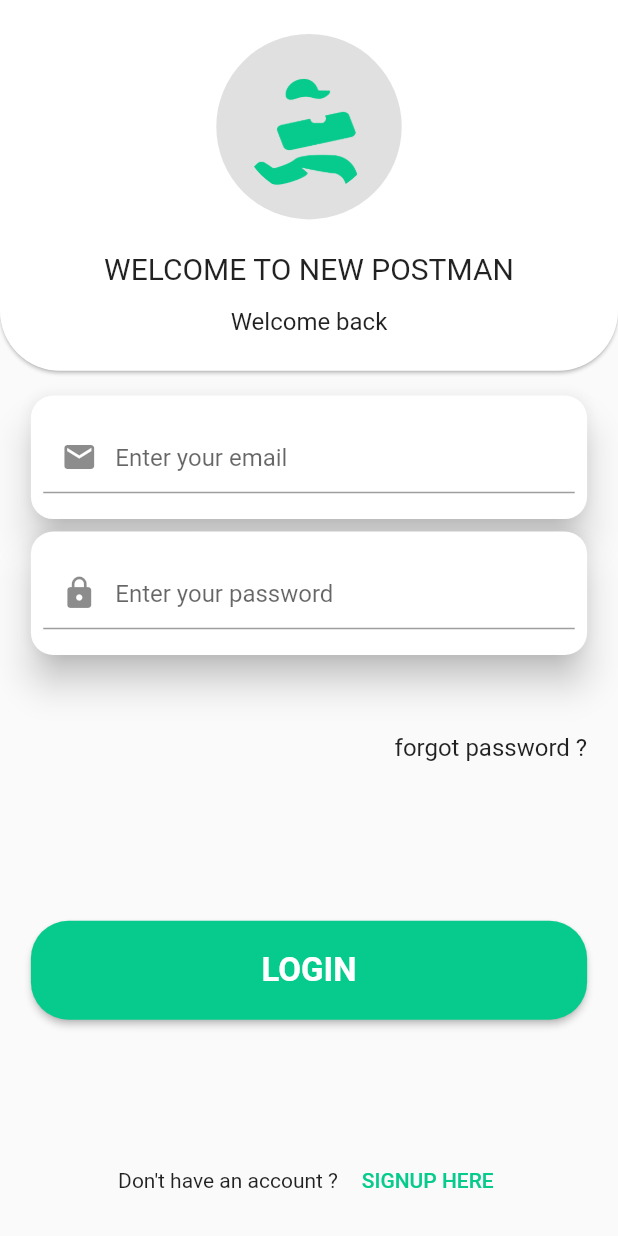
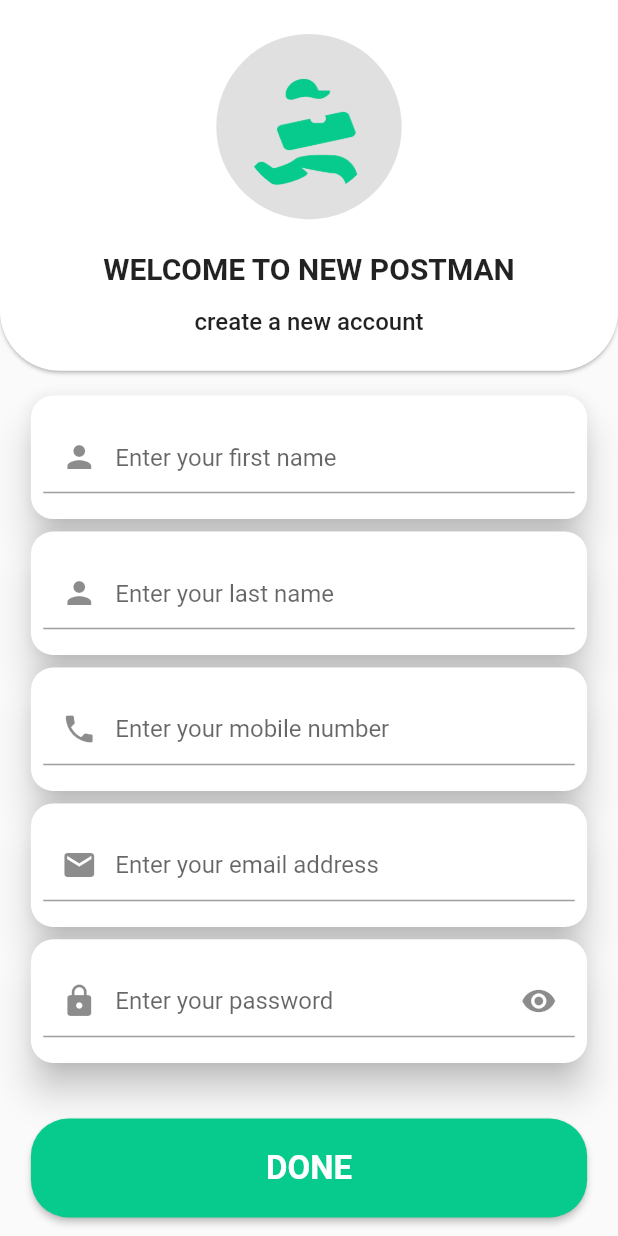
Before and after one commit to vitaprojects/Mobile-App, a Flutter app: the LoginPage screen opened directly, after a tap on "SIGNUP HERE", on a phone screen of 412 x 824 dp. Run offline on Flutter 3.47's test engine with Material 2 defaults, Android fonts, the phone set to English and light mode, and no system bars; drawn by our look-alikes of auto_size_text; our stand-ins replace flutter_swiper, get.

Commit message:
Sign up page added

```diff
--- a/lib/customWidgets/LoginFormField.dart
+++ b/lib/customWidgets/LoginFormField.dart
@@ -3,9 +3,14 @@ import 'package:flutter/material.dart';
 import '../globals.dart';
 
 class LoginFormField extends StatelessWidget {
-  const LoginFormField({this.icon, this.hintText});
+  const LoginFormField({
+    this.icon,
+    this.hintText,
+    this.isPassword,
+  });
   final IconData icon;
   final String hintText;
+  final bool isPassword;
 
   @override
   Widget build(BuildContext context) {
@@ -30,12 +35,20 @@ class LoginFormField extends StatelessWidget {
           horizontal: blockWidth * 2,
         ),
         child: TextFormField(
+          obscureText:
+              (isPassword != null && isPassword == true) ? true : false,
           textAlignVertical: TextAlignVertical.center,
           decoration: InputDecoration(
             hintText: hintText,
             prefixIcon: Icon(
               icon,
             ),
+            suffixIcon: (isPassword != null && isPassword == true)
+                ? IconButton(
+                    icon: Icon(Icons.remove_red_eye),
+                    onPressed: () {},
+                  )
+                : null,
             // suffixIcon: Icon(
             //   Icons.ac_unit,
             // ),
--- a/lib/customWidgets/WelcomeMessageCard.dart
+++ b/lib/customWidgets/WelcomeMessageCard.dart
@@ -75,6 +75,7 @@ class WelcomeMessageCard extends StatelessWidget {
                 title1.toUpperCase(),
                 style: TextStyle(
                   fontSize: 20,
+                  fontWeight: FontWeight.bold,
                 ),
                 minFontSize: 16,
               ),
@@ -87,6 +88,7 @@ class WelcomeMessageCard extends StatelessWidget {
                 title2,
                 style: TextStyle(
                   fontSize: 16,
+                  fontWeight: FontWeight.w500,
                 ),
                 minFontSize: 12,
               ),
--- a/lib/ui/LoginPage.dart
+++ b/lib/ui/LoginPage.dart
@@ -1,7 +1,9 @@
 import 'package:auto_size_text/auto_size_text.dart';
 import 'package:flutter/material.dart';
+import 'package:get/get.dart';
 import 'package:newpostman1/customWidgets/LoginFormField.dart';
 import 'package:newpostman1/customWidgets/WelcomeMessageCard.dart';
+import 'package:newpostman1/ui/SignUpPage.dart';
 
 import '../globals.dart';
 
@@ -144,6 +146,7 @@ class _LoginPageState extends State<LoginPage> {
                                     GestureDetector(
                                       onTap: () {
                                         //create new account
+                                        Get.to(SignUpPage());
                                       },
                                       child: Container(
                                           margin: EdgeInsets.only(
--- a/lib/ui/SignUpPage.dart
+++ b/lib/ui/SignUpPage.dart
@@ -1,4 +1,10 @@
+import 'package:auto_size_text/auto_size_text.dart';
 import 'package:flutter/material.dart';
+import 'package:newpostman1/customWidgets/LoginFormField.dart';
+import 'package:newpostman1/customWidgets/WelcomeMessageCard.dart';
+import 'package:newpostman1/customWidgets/WelcomeScreenButtons.dart';
+
+import '../globals.dart';
 
 class SignUpPage extends StatefulWidget {
   SignUpPage({Key key}) : super(key: key);
@@ -8,10 +14,118 @@ class SignUpPage extends StatefulWidget {
 }
 
 class _SignUpPageState extends State<SignUpPage> {
+  final double blockHeight = Globals.blockHeight;
+  final double blockWidth = Globals.blockWidth;
+
   @override
   Widget build(BuildContext context) {
     return SafeArea(
-      child: Scaffold(),
+      child: Scaffold(
+        body: SingleChildScrollView(
+          child: Stack(
+            children: [
+              Container(
+                height: blockHeight * 100,
+                width: blockWidth * 100,
+                // color: Colors.orange,
+              ),
+              Container(
+                height: blockHeight * 100,
+                width: blockWidth * 100,
+                // color: Colors.green,
+                alignment: Alignment.center,
+                child: Column(
+                  children: [
+                    WelcomeMessageCard(
+                      title1: "welcome to new postman",
+                      title2: "create a new account",
+                    ),
+                    SizedBox(
+                      height: blockHeight * 2,
+                    ),
+                    LoginFormField(
+                      hintText: "Enter your first name",
+                      icon: Icons.person,
+                    ),
+                    SizedBox(
+                      height: blockHeight * 1,
+                    ),
+                    LoginFormField(
+                      hintText: "Enter your last name",
+                      icon: Icons.person,
+                    ),
+                    SizedBox(
+                      height: blockHeight * 1,
+                    ),
+                    LoginFormField(
+                      hintText: "Enter your mobile number",
+                      icon: Icons.phone,
+                    ),
+                    SizedBox(
+                      height: blockHeight * 1,
+                    ),
+                    LoginFormField(
+                      hintText: "Enter your email address",
+                      icon: Icons.email,
+                    ),
+                    SizedBox(
+                      height: blockHeight * 1,
+                    ),
+                    LoginFormField(
+                      hintText: "Enter your password",
+                      icon: Icons.lock,
+                      isPassword: true,
+                    ),
+                    SizedBox(
+                      height: blockHeight * 3,
+                    ),
+                    Expanded(
+                        child: Container(
+                      // color: Colors.red,
+                      alignment: Alignment.center,
+                      child: Container(
+                        margin: EdgeInsets.symmetric(
+                          horizontal: blockWidth * 5,
+                        ),
+                        child: RaisedButton(
+                          shape: RoundedRectangleBorder(
+                              borderRadius: BorderRadius.circular(
+                            25,
+                          )),
+                          color: Globals.mainColor,
+                          padding: EdgeInsets.all(
+                            0,
+                          ),
+                          onPressed: () {},
+                          child: Container(
+                            height: blockHeight * 8,
+                            // color: Colors.green,
+                            alignment: Alignment.center,
+                            child: Container(
+                              height: blockHeight * 4,
+                              // color: Colors.redAccent,
+                              alignment: Alignment.center,
+                              child: AutoSizeText(
+                                "done".toUpperCase(),
+                                style: TextStyle(
+                                  color: Colors.white,
+                                  fontSize: 22,
+                                  fontWeight: FontWeight.bold,
+                                ),
+                                minFontSize: 14,
+                              ),
+                            ),
+                          ),
+                        ),
+                      ),
+                    ))
+                  ],
+                ),
+              )
+            ],
+          ),
+        ),
+      ),
     );
   }
 }
```
